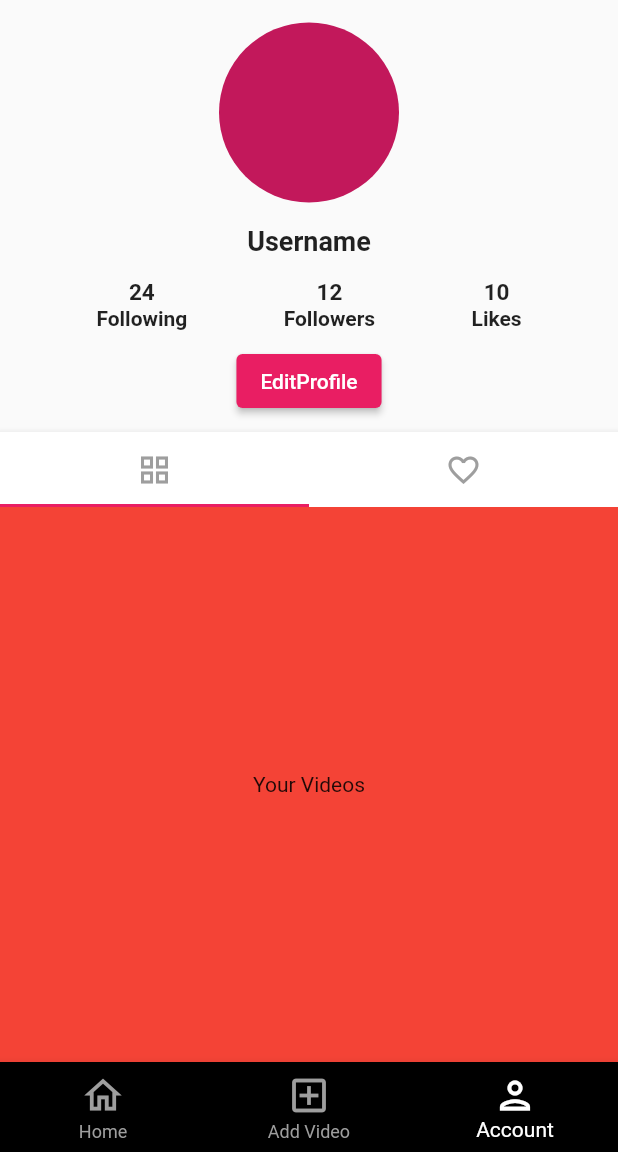
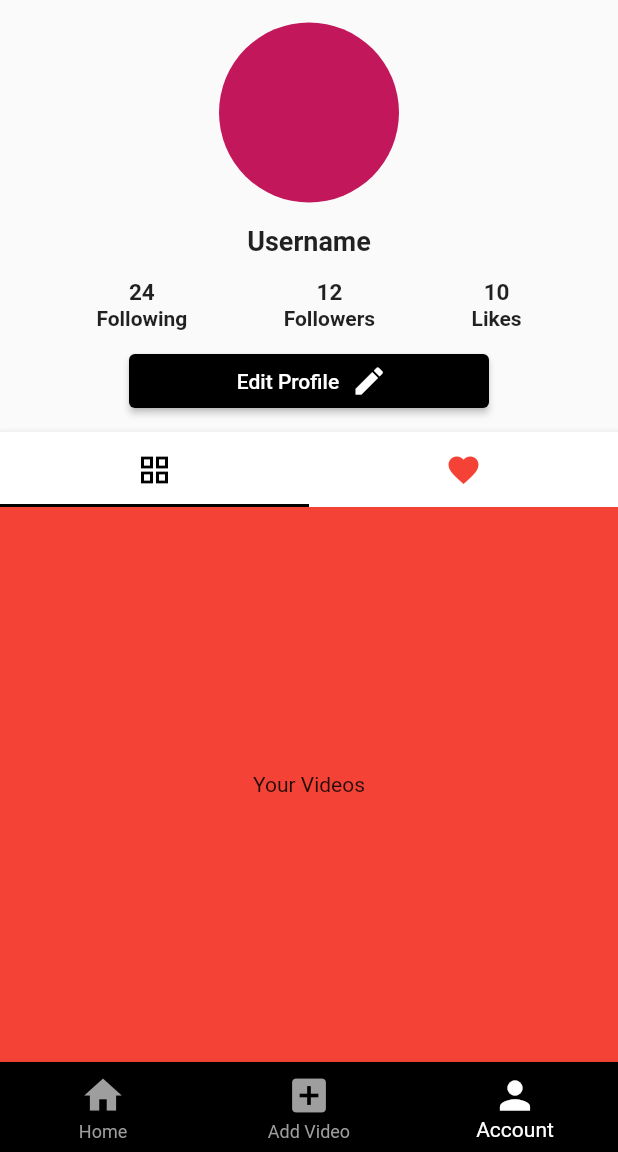
Before and after one commit to DrinKrasniqiNovus/flutter-assignments, a Flutter app: the NavBar screen opened directly, item 3 of the bottom bar chosen, on a phone screen of 412 x 824 dp, the part 84-1236 px from its top. Run offline on Flutter 3.47's test engine with Material 2 defaults, Android fonts, the phone set to English and light mode, and no system bars; our stand-ins replace google_fonts; missing offline and left inert: tiktoklikescroller.

Commit message:
added scrolling screen and changed some colors

```diff
--- a/tiktok_replica/lib/nav_bar.dart
+++ b/tiktok_replica/lib/nav_bar.dart
@@ -26,15 +26,15 @@ class _NavBarState extends State<NavBar> {
         bottomNavigationBar: BottomNavigationBar(
           items: [
             BottomNavigationBarItem(
-              icon: Icon(Icons.home_outlined, size: 30),
+              icon: Icon(Icons.home, size: 30),
               label: 'Home',
             ),
             BottomNavigationBarItem(
-              icon: Icon(Icons.add_box_outlined, size: 30),
+              icon: Icon(Icons.add_box, size: 30),
               label: 'Add Video',
             ),
             BottomNavigationBarItem(
-              icon: Icon(Icons.person_outlined, size: 30),
+              icon: Icon(Icons.person, size: 30),
               label: 'Account',
             ),
           ],
--- a/tiktok_replica/lib/screens/auth/auth_screen.dart
+++ b/tiktok_replica/lib/screens/auth/auth_screen.dart
@@ -1,7 +1,7 @@
 import 'package:flutter/cupertino.dart';
 import 'package:flutter/material.dart';
 import 'package:flutter/services.dart';
-import 'package:tiktok_replica/nav_bar.dart';
+
 import 'package:tiktok_replica/screens/widgets/build_email.dart';
 import 'package:tiktok_replica/screens/widgets/forget_password.dart';
 import 'package:tiktok_replica/screens/widgets/login_button.dart';
--- a/tiktok_replica/lib/screens/main_screens/profile.dart
+++ b/tiktok_replica/lib/screens/main_screens/profile.dart
@@ -44,17 +44,18 @@ class ProfileScreen extends StatelessWidget {
               child: AppBar(
                 backgroundColor: Colors.white,
                 bottom: TabBar(
+                  indicatorColor: Colors.black,
                   tabs: [
                     Tab(
                       icon: Icon(
                         Icons.grid_view,
-                        color: Colors.grey,
+                        color: Colors.black,
                       ),
                     ),
                     Tab(
                       icon: Icon(
-                        Icons.favorite_border,
-                        color: Colors.grey,
+                        Icons.favorite,
+                        color: Colors.red,
                       ),
                     ),
                   ],
--- a/tiktok_replica/lib/screens/widgets/edit_profile_button.dart
+++ b/tiktok_replica/lib/screens/widgets/edit_profile_button.dart
@@ -12,14 +12,20 @@ class EditProfileButton extends StatelessWidget {
       margin: EdgeInsets.only(top: 10),
       child: Container(
         margin: EdgeInsets.only(bottom: 10),
-        child: ElevatedButton(
+        child: Directionality(
+          textDirection: TextDirection.rtl,
+          child: ElevatedButton.icon(
             onPressed: () {
               Navigator.push(
                 context,
                 MaterialPageRoute(builder: (context) => EditProfile()),
               );
             },
-          child: Text('EditProfile'),
+            label: Text('Edit Profile'),
+            icon: Icon(Icons.edit),
+            style: ElevatedButton.styleFrom(
+                fixedSize: const Size(240, 30), primary: Colors.black),
+          ),
         ),
       ),
     );
--- a/tiktok_replica/pubspec.yaml
+++ b/tiktok_replica/pubspec.yaml
@@ -23,7 +23,7 @@ environment:
 dependencies:
   flutter:
     sdk: flutter
-
+  tiktoklikescroller: ^0.1.8
 
 
   # The following adds the Cupertino Icons font to your application.
```
Also changed, not shown: tiktok_replica/lib/screens/main_screens/home_screen.dart (+35 -37 lines), tiktok_replica/lib/screens/profile/edit_profile.dart (+13 -1 lines), tiktok_replica/pubspec.lock. Lines whose indentation alone changed are shown as unchanged.
